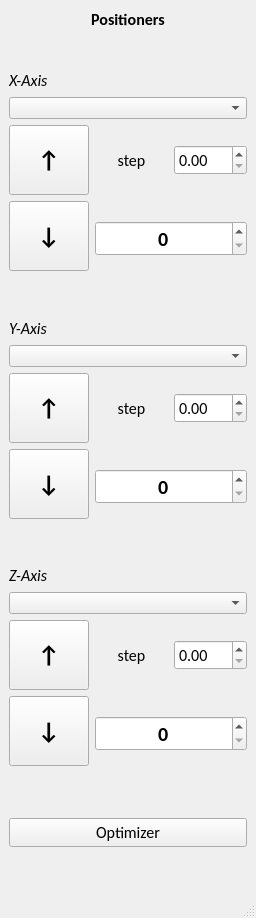
First picture: the form in libs/QPLMapper/position_ctrl.ui, repository diamond2nv/measurements, before the edit.
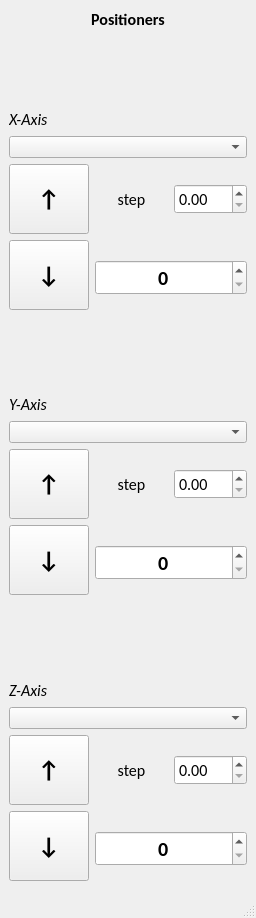
Second picture: the form after the edit.

Commit message: programmed optimizer_GUI - now it all works, only need to add plot-canvases -CB

Patch:
```diff
--- a/libs/QPLMapper/position_ctrl.ui
+++ b/libs/QPLMapper/position_ctrl.ui
@@ -50,7 +50,7 @@
       <property name="sizeHint" stdset="0">
        <size>
         <width>17</width>
-        <height>4</height>
+        <height>43</height>
        </size>
       </property>
      </spacer>
@@ -199,7 +199,7 @@
       <property name="sizeHint" stdset="0">
        <size>
         <width>17</width>
-        <height>4</height>
+        <height>43</height>
        </size>
       </property>
      </spacer>
@@ -348,7 +348,7 @@
       <property name="sizeHint" stdset="0">
        <size>
         <width>17</width>
-        <height>5</height>
+        <height>43</height>
        </size>
       </property>
      </spacer>
@@ -489,45 +489,6 @@
       </item>
      </layout>
     </item>
-    <item>
-     <spacer name="verticalSpacer_2">
-      <property name="orientation">
-       <enum>Qt::Vertical</enum>
-      </property>
-      <property name="sizeHint" stdset="0">
-       <size>
-        <width>20</width>
-        <height>40</height>
-       </size>
-      </property>
-     </spacer>
-    </item>
-    <item>
-     <widget class="QPushButton" name="pushButton">
-      <property name="font">
-       <font>
-        <family>Calibri</family>
-        <pointsize>12</pointsize>
-       </font>
-      </property>
-      <property name="text">
-       <string>Optimizer</string>
-      </property>
-     </widget>
-    </item>
-    <item>
-     <spacer name="verticalSpacer_5">
-      <property name="orientation">
-       <enum>Qt::Vertical</enum>
-      </property>
-      <property name="sizeHint" stdset="0">
-       <size>
-        <width>20</width>
-        <height>40</height>
-       </size>
-      </property>
-     </spacer>
-    </item>
    </layout>
   </widget>
   <widget class="QMenuBar" name="menubar">
```
The commit also changes 9 other files.
